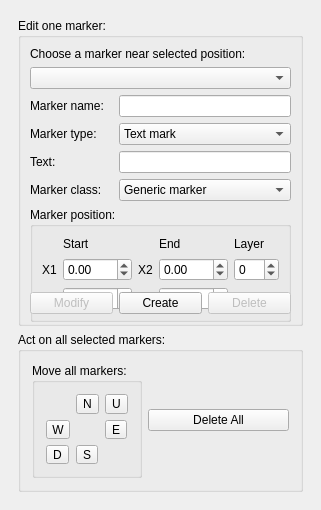
Old version of the form src/mainwindow/infomarkseditdlg.ui in the repository MUME/MMapper.
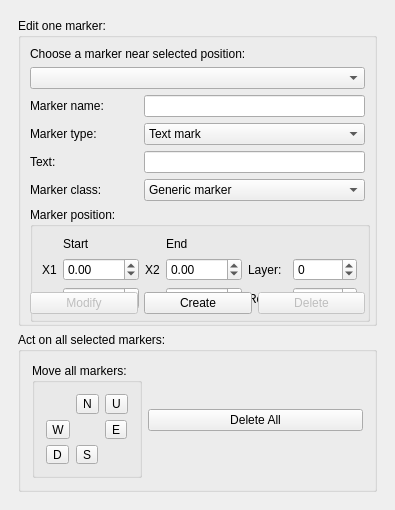
New version of the form.

```diff
--- a/src/mainwindow/infomarkseditdlg.ui
+++ b/src/mainwindow/infomarkseditdlg.ui
@@ -8,7 +8,7 @@
    <rect>
     <x>0</x>
     <y>0</y>
-    <width>321</width>
+    <width>395</width>
     <height>510</height>
    </rect>
   </property>
@@ -22,7 +22,7 @@
   </property>
   <property name="minimumSize" >
    <size>
-    <width>321</width>
+    <width>395</width>
     <height>510</height>
    </size>
   </property>
@@ -249,13 +249,13 @@
                <widget class="QGroupBox" name="positionGroupBox">
                  <property name="minimumSize">
                   <size>
-                   <width>261</width>
+                   <width>340</width>
                    <height>115</height>
                   </size>
                  </property>
                  <property name="maximumSize">
                   <size>
-                   <width>261</width>
+                   <width>340</width>
                    <height>115</height>
                   </size>
                  </property>
@@ -295,19 +295,6 @@
                       </property>
                      </widget>
                    </item>
-                   <item row="0" column="4">
-                     <widget class="QLabel" name="textLabel4_3_4" >
-                      <property name="geometry" >
-                       <rect>
-                        <width>41</width>
-                        <height>20</height>
-                       </rect>
-                      </property>
-                      <property name="text" >
-                       <string>Layer</string>
-                      </property>
-                     </widget>
-                   </item>
                    <item row="1" column="0">
                      <widget class="QLabel" name="textLabel4_3" >
                       <property name="geometry" >
@@ -373,10 +360,23 @@
                      </widget>
                    </item>
                    <item row="1" column="4">
+                     <widget class="QLabel" name="textLabel4_3_4" >
+                      <property name="geometry" >
+                       <rect>
+                        <width>41</width>
+                        <height>20</height>
+                       </rect>
+                      </property>
+                      <property name="text" >
+                       <string>Layer:</string>
+                      </property>
+                     </widget>
+                   </item>
+                   <item row="1" column="5">
                      <widget class="QSpinBox" name="m_layer" >
                       <property name="geometry" >
                        <rect>
-                         <width>44</width>
+                         <width>64</width>
                         <height>22</height>
                        </rect>
                       </property>
@@ -452,6 +452,38 @@
                       </property>
                      </widget>
                    </item>
+                   <item row="2" column="4">
+                     <widget class="QLabel" name="textLabel4_3_5" >
+                      <property name="geometry" >
+                       <rect>
+                        <width>41</width>
+                        <height>20</height>
+                       </rect>
+                      </property>
+                      <property name="text" >
+                       <string>Rot (°):</string>
+                      </property>
+                     </widget>
+                   </item>
+                   <item row="2" column="5">
+                     <widget class="QDoubleSpinBox" name="m_rot" >
+                      <property name="geometry" >
+                       <rect>
+                        <width>91</width>
+                        <height>22</height>
+                       </rect>
+                      </property>
+                      <property name="maximum" >
+                       <double>360</double>
+                      </property>
+                      <property name="minimum" >
+                       <double>0</double>
+                      </property>
+                      <property name="singleStep" >
+                       <double>1</double>
+                      </property>
+                     </widget>
+                   </item>
                  </layout>
                </widget>
              </item>
```
Left out of the diff: 2 changed lines with no effect on the pictures.
